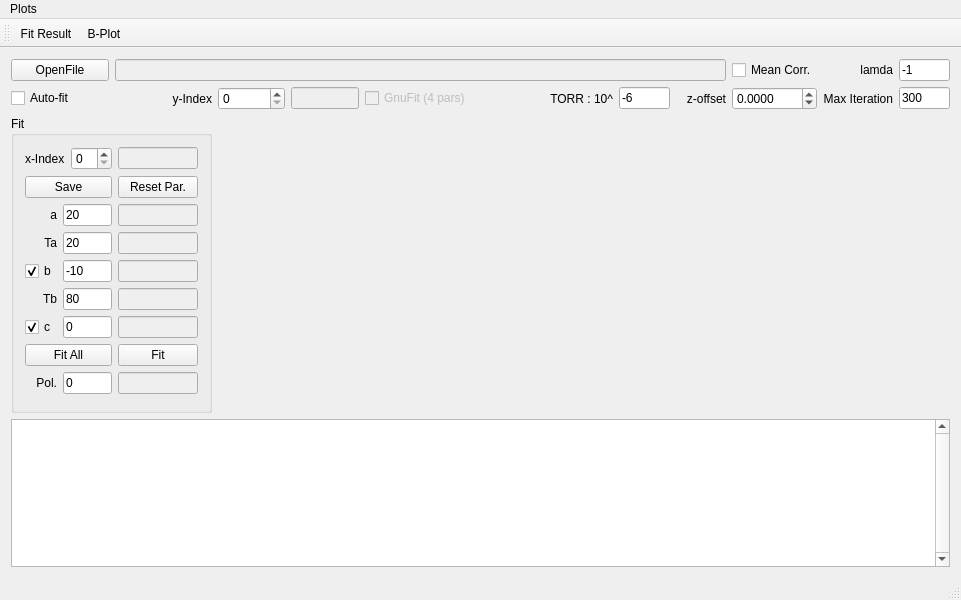
First picture: the form in Analysis_UI/mainwindow.ui, repository goluckyryan/nonLinearFit, before the edit.
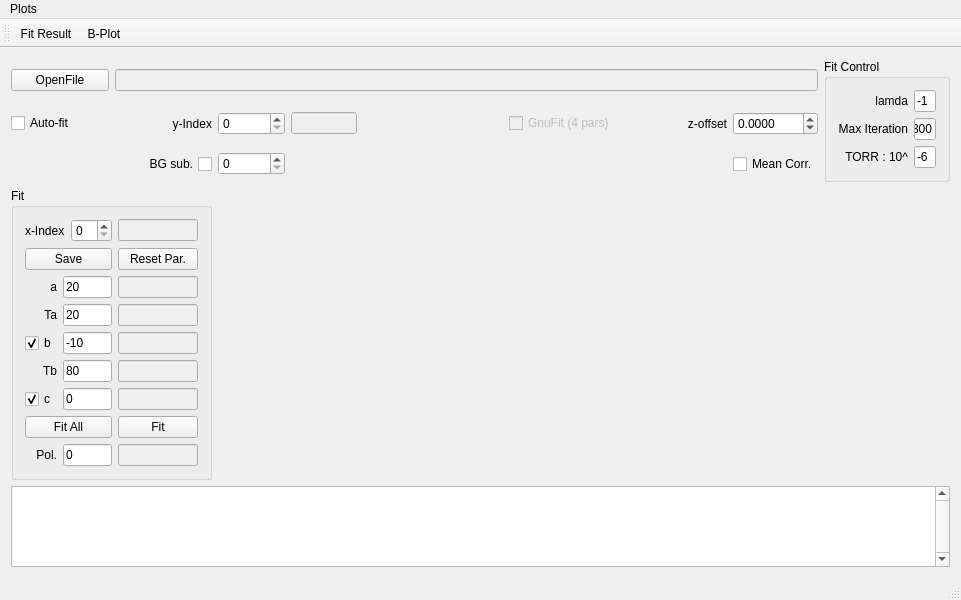
Second picture: the form after the edit. Custom widgets are drawn as their Qt base class.

Commit message: added BG substraction button, impletment on next commit

```diff
--- a/Analysis_UI/mainwindow.ui
+++ b/Analysis_UI/mainwindow.ui
@@ -24,57 +24,6 @@
   </property>
   <widget class="QWidget" name="centralWidget">
    <layout class="QGridLayout" name="gridLayout">
-    <item row="1" column="11">
-     <widget class="QLineEdit" name="lineEdit_lambda">
-      <property name="text">
-       <string>-1</string>
-      </property>
-     </widget>
-    </item>
-    <item row="1" column="10">
-     <widget class="QLabel" name="label_9">
-      <property name="text">
-       <string>lamda</string>
-      </property>
-      <property name="alignment">
-       <set>Qt::AlignRight|Qt::AlignTrailing|Qt::AlignVCenter</set>
-      </property>
-     </widget>
-    </item>
-    <item row="2" column="10">
-     <widget class="QLabel" name="label_8">
-      <property name="text">
-       <string>Max Iteration</string>
-      </property>
-      <property name="alignment">
-       <set>Qt::AlignRight|Qt::AlignTrailing|Qt::AlignVCenter</set>
-      </property>
-     </widget>
-    </item>
-    <item row="2" column="3">
-     <widget class="QLineEdit" name="lineEdit_y">
-      <property name="enabled">
-       <bool>false</bool>
-      </property>
-     </widget>
-    </item>
-    <item row="2" column="11">
-     <widget class="QLineEdit" name="lineEdit_MaxIter">
-      <property name="text">
-       <string>300</string>
-      </property>
-     </widget>
-    </item>
-    <item row="2" column="2">
-     <widget class="QSpinBox" name="spinBox_y"/>
-    </item>
-    <item row="2" column="0">
-     <widget class="QCheckBox" name="checkBox_AutoFit">
-      <property name="text">
-       <string>Auto-fit</string>
-      </property>
-     </widget>
-    </item>
     <item row="1" column="0">
      <widget class="QPushButton" name="pushButton">
       <property name="text">
@@ -82,7 +31,7 @@
       </property>
      </widget>
     </item>
-    <item row="4" column="0" colspan="12">
+    <item row="5" column="0" colspan="12">
      <widget class="QTextEdit" name="textEdit">
       <property name="sizePolicy">
        <sizepolicy hsizetype="Expanding" vsizetype="Preferred">
@@ -100,13 +49,70 @@
       </property>
      </widget>
     </item>
-    <item row="2" column="4">
-     <widget class="QCheckBox" name="checkBox">
-      <property name="enabled">
-       <bool>false</bool>
+    <item row="1" column="10" rowspan="3" colspan="2">
+     <widget class="QGroupBox" name="groupBox_2">
+      <property name="title">
+       <string>Fit Control</string>
       </property>
+      <layout class="QGridLayout" name="gridLayout_3">
+       <item row="3" column="1">
+        <widget class="QLabel" name="label_8">
+         <property name="text">
+          <string>Max Iteration</string>
+         </property>
+         <property name="alignment">
+          <set>Qt::AlignRight|Qt::AlignTrailing|Qt::AlignVCenter</set>
+         </property>
+        </widget>
+       </item>
+       <item row="2" column="2">
+        <widget class="QLineEdit" name="lineEdit_lambda">
+         <property name="text">
+          <string>-1</string>
+         </property>
+        </widget>
+       </item>
+       <item row="2" column="1">
+        <widget class="QLabel" name="label_9">
+         <property name="text">
+          <string>lamda</string>
+         </property>
+         <property name="alignment">
+          <set>Qt::AlignRight|Qt::AlignTrailing|Qt::AlignVCenter</set>
+         </property>
+        </widget>
+       </item>
+       <item row="3" column="2">
+        <widget class="QLineEdit" name="lineEdit_MaxIter">
+         <property name="text">
+          <string>300</string>
+         </property>
+        </widget>
+       </item>
+       <item row="4" column="2">
+        <widget class="QLineEdit" name="lineEdit_TORR">
+         <property name="text">
+          <string>-6</string>
+         </property>
+        </widget>
+       </item>
+       <item row="4" column="1">
+        <widget class="QLabel" name="label_10">
+         <property name="text">
+          <string>TORR : 10^</string>
+         </property>
+         <property name="alignment">
+          <set>Qt::AlignRight|Qt::AlignTrailing|Qt::AlignVCenter</set>
+         </property>
+        </widget>
+       </item>
+      </layout>
+     </widget>
+    </item>
+    <item row="2" column="0">
+     <widget class="QCheckBox" name="checkBox_AutoFit">
       <property name="text">
-       <string>GnuFit (4 pars)</string>
+       <string>Auto-fit</string>
       </property>
      </widget>
     </item>
@@ -120,6 +126,23 @@
       </property>
      </widget>
     </item>
+    <item row="2" column="2">
+     <widget class="QSpinBox" name="spinBox_y"/>
+    </item>
+    <item row="2" column="3">
+     <widget class="QLineEdit" name="lineEdit_y">
+      <property name="enabled">
+       <bool>false</bool>
+      </property>
+     </widget>
+    </item>
+    <item row="1" column="1" colspan="9">
+     <widget class="QLineEdit" name="lineEdit">
+      <property name="enabled">
+       <bool>false</bool>
+      </property>
+     </widget>
+    </item>
     <item row="2" column="9">
      <widget class="QDoubleSpinBox" name="doubleSpinBox_zOffset">
       <property name="decimals">
@@ -143,7 +166,34 @@
       </property>
      </widget>
     </item>
-    <item row="3" column="0" colspan="2">
+    <item row="4" column="7" colspan="5">
+     <widget class="QCustomPlot" name="customPlot_CT" native="true">
+      <property name="sizePolicy">
+       <sizepolicy hsizetype="Preferred" vsizetype="Preferred">
+        <horstretch>3</horstretch>
+        <verstretch>2</verstretch>
+       </sizepolicy>
+      </property>
+     </widget>
+    </item>
+    <item row="4" column="2" colspan="5">
+     <widget class="QCustomPlot" name="customPlot" native="true">
+      <property name="sizePolicy">
+       <sizepolicy hsizetype="Preferred" vsizetype="Preferred">
+        <horstretch>4</horstretch>
+        <verstretch>2</verstretch>
+       </sizepolicy>
+      </property>
+     </widget>
+    </item>
+    <item row="3" column="9">
+     <widget class="QCheckBox" name="checkBox_MeanCorr">
+      <property name="text">
+       <string>Mean Corr.</string>
+      </property>
+     </widget>
+    </item>
+    <item row="4" column="0" colspan="2">
      <widget class="QGroupBox" name="groupBox">
       <property name="sizePolicy">
        <sizepolicy hsizetype="Preferred" vsizetype="Preferred">
@@ -384,54 +434,26 @@
       <zorder>checkBox_b_Tb</zorder>
      </widget>
     </item>
-    <item row="3" column="6" colspan="6">
-     <widget class="QCustomPlot" name="customPlot_CT" native="true">
-      <property name="sizePolicy">
-       <sizepolicy hsizetype="Preferred" vsizetype="Preferred">
-        <horstretch>3</horstretch>
-        <verstretch>2</verstretch>
-       </sizepolicy>
+    <item row="3" column="1">
+     <widget class="QCheckBox" name="checkBox_BGsub">
+      <property name="layoutDirection">
+       <enum>Qt::RightToLeft</enum>
       </property>
-     </widget>
-    </item>
-    <item row="3" column="2" colspan="4">
-     <widget class="QCustomPlot" name="customPlot" native="true">
-      <property name="sizePolicy">
-       <sizepolicy hsizetype="Preferred" vsizetype="Preferred">
-        <horstretch>4</horstretch>
-        <verstretch>2</verstretch>
-       </sizepolicy>
-      </property>
-     </widget>
-    </item>
-    <item row="1" column="1" colspan="8">
-     <widget class="QLineEdit" name="lineEdit">
-      <property name="enabled">
-       <bool>false</bool>
-      </property>
-     </widget>
-    </item>
-    <item row="1" column="9">
-     <widget class="QCheckBox" name="checkBox_MeanCorr">
       <property name="text">
-       <string>Mean Corr.</string>
+       <string>BG sub.</string>
       </property>
      </widget>
     </item>
-    <item row="2" column="7">
-     <widget class="QLineEdit" name="lineEdit_TORR">
-      <property name="text">
-       <string>-6</string>
-      </property>
-     </widget>
+    <item row="3" column="2">
+     <widget class="QSpinBox" name="spinBox_BGIndex"/>
     </item>
     <item row="2" column="6">
-     <widget class="QLabel" name="label_10">
-      <property name="text">
-       <string>TORR : 10^</string>
+     <widget class="QCheckBox" name="checkBox">
+      <property name="enabled">
+       <bool>false</bool>
       </property>
-      <property name="alignment">
-       <set>Qt::AlignRight|Qt::AlignTrailing|Qt::AlignVCenter</set>
+      <property name="text">
+       <string>GnuFit (4 pars)</string>
       </property>
      </widget>
     </item>
```
Left out of the diff: 21 changed lines with no effect on the pictures. The commit also changes 3 other files.
